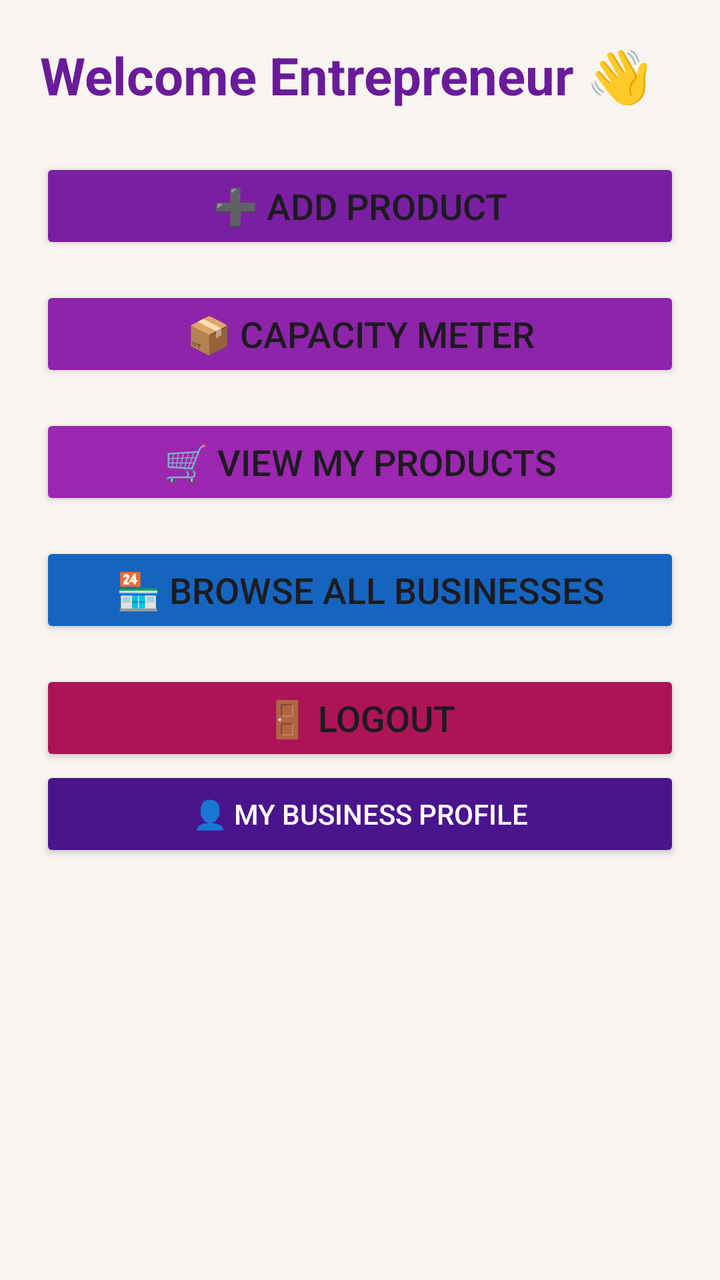
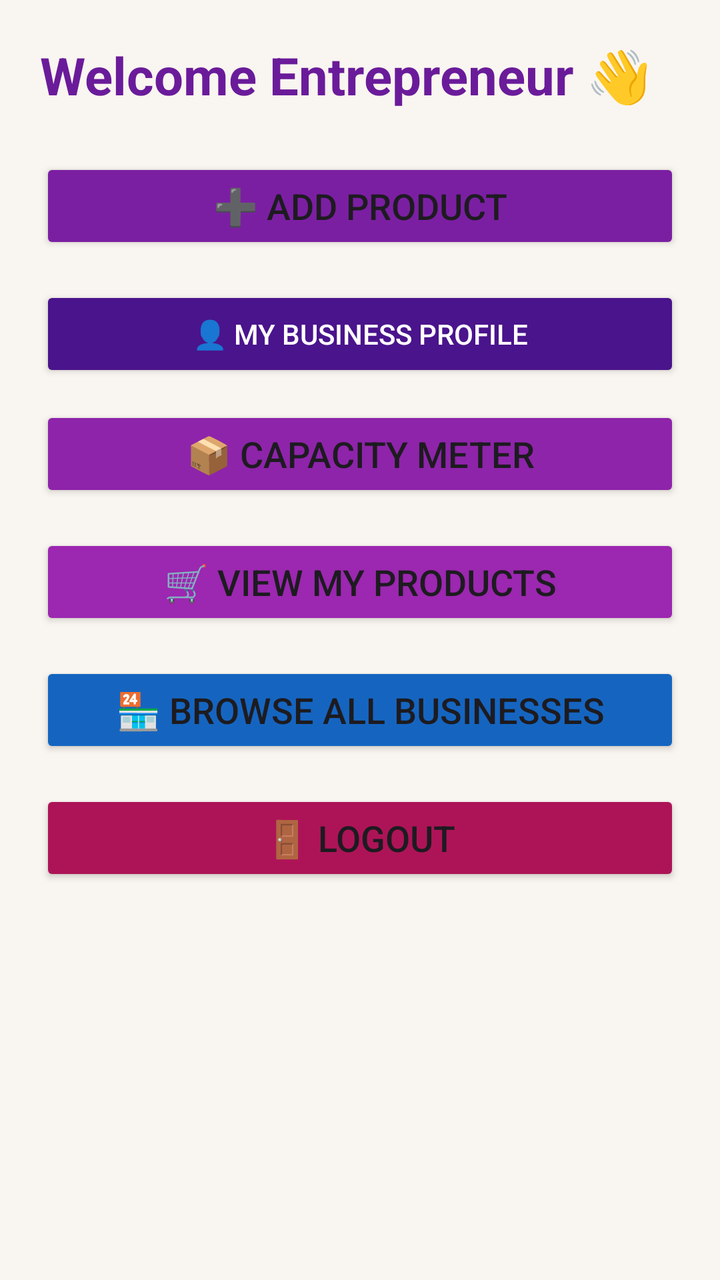

Compare the two renders of this Android layout. The source of the first and the diff that turns it into the second are given below.
<!-- AndroidManifest.xml: application theme Theme.KutiraKushala -->
<!-- res/layout/activity_dashboard.xml -->
<?xml version="1.0" encoding="utf-8"?>
<ScrollView xmlns:android="http://schemas.android.com/apk/res/android"
    android:layout_width="match_parent"
    android:layout_height="match_parent"
    android:background="#F9F5F0">

    <LinearLayout
        android:layout_width="match_parent"
        android:layout_height="wrap_content"
        android:orientation="vertical"
        android:padding="20dp">

        <TextView
            android:layout_width="wrap_content"
            android:layout_height="wrap_content"
            android:text="Welcome Entrepreneur 👋"
            android:textSize="26sp"
            android:textStyle="bold"
            android:textColor="#6A1B9A"
            android:layout_marginBottom="24dp"/>

        <Button
            android:id="@+id/btnAddProduct"
            android:layout_width="match_parent"
            android:layout_height="wrap_content"
            android:text="➕ Add Product"
            android:textSize="18sp"
            android:backgroundTint="#7B1FA2"
            android:layout_marginBottom="16dp"/>

        <Button
            android:id="@+id/btnCapacity"
            android:layout_width="match_parent"
            android:layout_height="wrap_content"
            android:text="📦 Capacity Meter"
            android:textSize="18sp"
            android:backgroundTint="#8E24AA"
            android:layout_marginBottom="16dp"/>

        <Button
            android:id="@+id/btnViewProducts"
            android:layout_width="match_parent"
            android:layout_height="wrap_content"
            android:text="🛒 View My Products"
            android:textSize="18sp"
            android:backgroundTint="#9C27B0"
            android:layout_marginBottom="16dp"/>

        <Button
            android:id="@+id/btnViewBusinesses"
            android:layout_width="match_parent"
            android:layout_height="wrap_content"
            android:text="🏪 Browse All Businesses"
            android:textSize="18sp"
            android:backgroundTint="#1565C0"
            android:layout_marginBottom="16dp"/>

        <Button
            android:id="@+id/btnLogout"
            android:layout_width="match_parent"
            android:layout_height="wrap_content"
            android:text="🚪 Logout"
            android:textSize="18sp"
            android:backgroundTint="#AD1457"/>
        <Button
            android:id="@+id/btnMyProfile"
            android:layout_width="match_parent"
            android:layout_height="wrap_content"
            android:text="👤 My Business Profile"
            android:layout_marginBottom="12dp"
            android:backgroundTint="#4A148C"
            android:textColor="#FFFFFF"/>

    </LinearLayout>
</ScrollView>
<!-- resources referenced by this layout -->
<resources>
  <style name="Theme.KutiraKushala" parent="Base.Theme.KutiraKushala" />
  <style name="Base.Theme.KutiraKushala" parent="Theme.Material3.DayNight.NoActionBar">
          
          
      </style>
</resources>

<!-- the commit's change to res/layout/activity_dashboard.xml (unified diff, before → after) -->
@@ -27,6 +27,14 @@
             android:textSize="18sp"
             android:backgroundTint="#7B1FA2"
             android:layout_marginBottom="16dp"/>
+        <Button
+            android:id="@+id/btnMyProfile"
+            android:layout_width="match_parent"
+            android:layout_height="wrap_content"
+            android:text="👤 My Business Profile"
+            android:layout_marginBottom="12dp"
+            android:backgroundTint="#4A148C"
+            android:textColor="#FFFFFF"/>
 
         <Button
             android:id="@+id/btnCapacity"
@@ -62,14 +70,7 @@
             android:text="🚪 Logout"
             android:textSize="18sp"
             android:backgroundTint="#AD1457"/>
-        <Button
-            android:id="@+id/btnMyProfile"
-            android:layout_width="match_parent"
-            android:layout_height="wrap_content"
-            android:text="👤 My Business Profile"
-            android:layout_marginBottom="12dp"
-            android:backgroundTint="#4A148C"
-            android:textColor="#FFFFFF"/>
+
 
     </LinearLayout>
 </ScrollView>
